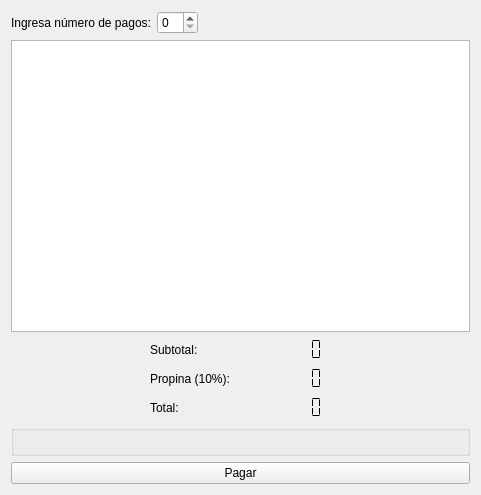
First picture: the form in nostro/ventas/numero_pagos.ui, repository manuell12/CafeNostro, before the edit.
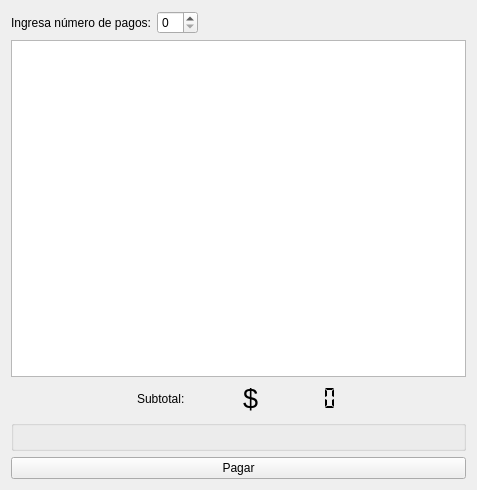
Second picture: the form after the edit.

Commit message: opciones en formulario venta: tipo de pago y ahora se muestran los productos repetidos

The edit to the form file:
```diff
--- a/nostro/ventas/numero_pagos.ui
+++ b/nostro/ventas/numero_pagos.ui
@@ -7,9 +7,15 @@
     <x>0</x>
     <y>0</y>
     <width>477</width>
-    <height>461</height>
+    <height>490</height>
    </rect>
   </property>
+  <property name="minimumSize">
+   <size>
+    <width>477</width>
+    <height>490</height>
+   </size>
+  </property>
   <property name="windowTitle">
    <string>Form</string>
   </property>
@@ -45,8 +51,8 @@
     <widget class="QTableWidget" name="tableWidget_resumen">
      <property name="minimumSize">
       <size>
-       <width>459</width>
-       <height>292</height>
+       <width>0</width>
+       <height>0</height>
       </size>
      </property>
     </widget>
@@ -90,6 +96,13 @@
          </property>
         </widget>
        </item>
+       <item>
+        <widget class="QLabel" name="label_price">
+         <property name="text">
+          <string>&lt;html&gt;&lt;head/&gt;&lt;body&gt;&lt;p&gt;&lt;span style=&quot; font-size:20pt;&quot;&gt;$&lt;/span&gt;&lt;/p&gt;&lt;/body&gt;&lt;/html&gt;</string>
+         </property>
+        </widget>
+       </item>
        <item>
         <widget class="QLCDNumber" name="lcdNumber_subtotal">
          <property name="minimumSize">
@@ -133,148 +146,6 @@
        </item>
       </layout>
      </item>
-     <item>
-      <layout class="QHBoxLayout" name="horizontalLayout_2">
-       <item>
-        <spacer name="horizontalSpacer_4">
-         <property name="orientation">
-          <enum>Qt::Horizontal</enum>
-         </property>
-         <property name="sizeType">
-          <enum>QSizePolicy::Expanding</enum>
-         </property>
-         <property name="sizeHint" stdset="0">
-          <size>
-           <width>40</width>
-           <height>20</height>
-          </size>
-         </property>
-        </spacer>
-       </item>
-       <item>
-        <widget class="QLabel" name="label_4">
-         <property name="minimumSize">
-          <size>
-           <width>100</width>
-           <height>0</height>
-          </size>
-         </property>
-         <property name="maximumSize">
-          <size>
-           <width>100</width>
-           <height>16777215</height>
-          </size>
-         </property>
-         <property name="text">
-          <string>Propina (10%):</string>
-         </property>
-        </widget>
-       </item>
-       <item>
-        <widget class="QLCDNumber" name="lcdNumber_propina">
-         <property name="minimumSize">
-          <size>
-           <width>76</width>
-           <height>0</height>
-          </size>
-         </property>
-         <property name="frameShape">
-          <enum>QFrame::NoFrame</enum>
-         </property>
-         <property name="smallDecimalPoint">
-          <bool>true</bool>
-         </property>
-         <property name="segmentStyle">
-          <enum>QLCDNumber::Flat</enum>
-         </property>
-        </widget>
-       </item>
-       <item>
-        <spacer name="horizontalSpacer_6">
-         <property name="orientation">
-          <enum>Qt::Horizontal</enum>
-         </property>
-         <property name="sizeHint" stdset="0">
-          <size>
-           <width>40</width>
-           <height>20</height>
-          </size>
-         </property>
-        </spacer>
-       </item>
-      </layout>
-     </item>
-     <item>
-      <layout class="QHBoxLayout" name="horizontalLayout_3">
-       <item>
-        <spacer name="horizontalSpacer_5">
-         <property name="orientation">
-          <enum>Qt::Horizontal</enum>
-         </property>
-         <property name="sizeType">
-          <enum>QSizePolicy::Expanding</enum>
-         </property>
-         <property name="sizeHint" stdset="0">
-          <size>
-           <width>40</width>
-           <height>20</height>
-          </size>
-         </property>
-        </spacer>
-       </item>
-       <item>
-        <widget class="QLabel" name="label">
-         <property name="minimumSize">
-          <size>
-           <width>100</width>
-           <height>0</height>
-          </size>
-         </property>
-         <property name="maximumSize">
-          <size>
-           <width>100</width>
-           <height>16777215</height>
-          </size>
-         </property>
-         <property name="text">
-          <string>Total:</string>
-         </property>
-        </widget>
-       </item>
-       <item>
-        <widget class="QLCDNumber" name="lcdNumber_total">
-         <property name="minimumSize">
-          <size>
-           <width>76</width>
-           <height>0</height>
-          </size>
-         </property>
-         <property name="frameShape">
-          <enum>QFrame::NoFrame</enum>
-         </property>
-         <property name="smallDecimalPoint">
-          <bool>true</bool>
-         </property>
-         <property name="segmentStyle">
-          <enum>QLCDNumber::Flat</enum>
-         </property>
-        </widget>
-       </item>
-       <item>
-        <spacer name="horizontalSpacer_7">
-         <property name="orientation">
-          <enum>Qt::Horizontal</enum>
-         </property>
-         <property name="sizeHint" stdset="0">
-          <size>
-           <width>40</width>
-           <height>20</height>
-          </size>
-         </property>
-        </spacer>
-       </item>
-      </layout>
-     </item>
     </layout>
    </item>
    <item>
```
The commit also changes 5 other files.
